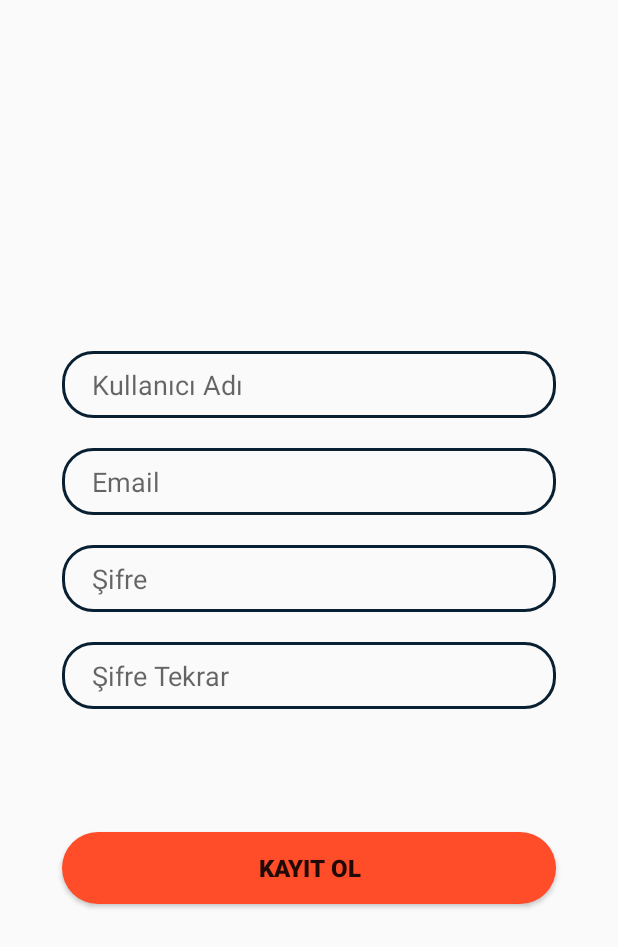
After one commit to muni00/petrichor-music, an Android app: the fragment signup_tab_fragment shown on its own in the app's theme, on a phone screen of 412 x 824 dp. The commit adds this screen. Shown: the top 947 px of the screen. Run offline under Robolectric (Android 15) with nearby library versions, the phone set to English and light mode, and no system bars.

Commit message:
login design
login sayfa tasımları ilerletildi

```diff
--- a/MuzikOneriUygulamasi/app/build.gradle
+++ b/MuzikOneriUygulamasi/app/build.gradle
@@ -42,6 +42,7 @@ dependencies {
     implementation 'androidx.appcompat:appcompat:1.3.1'
     implementation 'com.google.android.material:material:1.4.0'
     implementation 'androidx.constraintlayout:constraintlayout:2.1.1'
+    implementation 'androidx.legacy:legacy-support-v4:1.0.0'
     testImplementation 'junit:junit:4.+'
     androidTestImplementation 'androidx.test.ext:junit:1.1.3'
     androidTestImplementation 'androidx.test.espresso:espresso-core:3.4.0'
--- /dev/null
+++ b/MuzikOneriUygulamasi/app/src/main/java/com/muazzeznihalbahadir/muzikoneriuygulamasi/signup_tab_fragment.kt
@@ -0,0 +1,59 @@
+package com.muazzeznihalbahadir.muzikoneriuygulamasi
+
+import android.os.Bundle
+import androidx.fragment.app.Fragment
+import android.view.LayoutInflater
+import android.view.View
+import android.view.ViewGroup
+
+// TODO: Rename parameter arguments, choose names that match
+// the fragment initialization parameters, e.g. ARG_ITEM_NUMBER
+private const val ARG_PARAM1 = "param1"
+private const val ARG_PARAM2 = "param2"
+
+/**
+ * A simple [Fragment] subclass.
+ * Use the [signup_tab_fragment.newInstance] factory method to
+ * create an instance of this fragment.
+ */
+class signup_tab_fragment : Fragment() {
+    // TODO: Rename and change types of parameters
+    private var param1: String? = null
+    private var param2: String? = null
+
+    override fun onCreate(savedInstanceState: Bundle?) {
+        super.onCreate(savedInstanceState)
+        arguments?.let {
+            param1 = it.getString(ARG_PARAM1)
+            param2 = it.getString(ARG_PARAM2)
+        }
+    }
+
+    override fun onCreateView(
+        inflater: LayoutInflater, container: ViewGroup?,
+        savedInstanceState: Bundle?
+    ): View? {
+        // Inflate the layout for this fragment
+        return inflater.inflate(R.layout.fragment_signup_tab_fragment, container, false)
+    }
+
+    companion object {
+        /**
+         * Use this factory method to create a new instance of
+         * this fragment using the provided parameters.
+         *
+         * @param param1 Parameter 1.
+         * @param param2 Parameter 2.
+         * @return A new instance of fragment signup_tab_fragment.
+         */
+        // TODO: Rename and change types and number of parameters
+        @JvmStatic
+        fun newInstance(param1: String, param2: String) =
+            signup_tab_fragment().apply {
+                arguments = Bundle().apply {
+                    putString(ARG_PARAM1, param1)
+                    putString(ARG_PARAM2, param2)
+                }
+            }
+    }
+}
--- /dev/null
+++ b/MuzikOneriUygulamasi/app/src/main/res/drawable/button_bg.xml
@@ -0,0 +1,5 @@
+<?xml version="1.0" encoding="utf-8"?>
+<shape xmlns:android="http://schemas.android.com/apk/res/android">
+<corners android:radius="30dp"/>
+    <solid android:color="@color/redOrange"/>
+</shape>
--- /dev/null
+++ b/MuzikOneriUygulamasi/app/src/main/res/drawable/edit_text_bg.xml
@@ -0,0 +1,6 @@
+<?xml version="1.0" encoding="utf-8"?>
+<shape xmlns:android="http://schemas.android.com/apk/res/android">
+    <corners android:radius="20dp"/>
+    <stroke android:width="2dp"
+        android:color="@color/blackPearl"/>
+</shape>
--- /dev/null
+++ b/MuzikOneriUygulamasi/app/src/main/res/layout/fragment_signup_tab_fragment.xml
@@ -0,0 +1,95 @@
+<?xml version="1.0" encoding="utf-8"?>
+<androidx.constraintlayout.widget.ConstraintLayout
+    xmlns:android="http://schemas.android.com/apk/res/android"
+    xmlns:app="http://schemas.android.com/apk/res-auto"
+    xmlns:tools="http://schemas.android.com/tools"
+    android:layout_width="match_parent"
+    android:layout_height="match_parent"
+    tools:context=".signup_tab_fragment">
+
+
+    <EditText
+        android:id="@+id/user_name"
+        android:layout_width="0dp"
+        android:layout_height="wrap_content"
+        app:layout_constraintVertical_bias=".3"
+        app:layout_constraintHorizontal_bias=".5"
+        app:layout_constraintWidth_percent=".8"
+        android:background="@drawable/edit_text_bg"
+        android:hint="Kullanıcı Adı"
+        android:paddingLeft="20dp"
+        android:paddingTop="10dp"
+        android:paddingBottom="10dp"
+        app:layout_constraintBottom_toBottomOf="parent"
+        app:layout_constraintEnd_toEndOf="parent"
+        app:layout_constraintStart_toStartOf="parent"
+        app:layout_constraintTop_toTopOf="parent" />
+    <EditText
+        android:id="@+id/email"
+        android:layout_width="0dp"
+        android:layout_height="wrap_content"
+        app:layout_constraintWidth_percent=".8"
+        app:layout_constraintVertical_bias="0.0"
+        app:layout_constraintHorizontal_bias=".5"
+        android:background="@drawable/edit_text_bg"
+        android:layout_marginTop="20dp"
+        android:hint="Email"
+        android:paddingLeft="20dp"
+        android:paddingTop="10dp"
+        android:paddingBottom="10dp"
+        app:layout_constraintBottom_toBottomOf="parent"
+        app:layout_constraintEnd_toEndOf="parent"
+        app:layout_constraintStart_toStartOf="parent"
+        app:layout_constraintTop_toBottomOf="@+id/user_name" />
+    <EditText
+        android:id="@+id/password"
+        android:layout_width="0dp"
+        android:layout_height="wrap_content"
+        app:layout_constraintWidth_percent=".8"
+        app:layout_constraintVertical_bias="0.0"
+        app:layout_constraintHorizontal_bias=".5"
+        android:background="@drawable/edit_text_bg"
+        android:layout_marginTop="20dp"
+        android:hint="Şifre"
+        android:paddingLeft="20dp"
+        android:paddingTop="10dp"
+        android:paddingBottom="10dp"
+        app:layout_constraintBottom_toBottomOf="parent"
+        app:layout_constraintEnd_toEndOf="parent"
+        app:layout_constraintStart_toStartOf="parent"
+        app:layout_constraintTop_toBottomOf="@+id/email" />
+    <EditText
+        android:id="@+id/password_rp"
+        android:layout_width="0dp"
+        android:layout_height="wrap_content"
+        app:layout_constraintWidth_percent=".8"
+        app:layout_constraintVertical_bias="0.0"
+        app:layout_constraintHorizontal_bias=".5"
+        android:layout_marginTop="20dp"
+        android:background="@drawable/edit_text_bg"
+        android:hint="Şifre Tekrar"
+        android:paddingLeft="20dp"
+        android:paddingTop="10dp"
+        android:paddingBottom="10dp"
+        app:layout_constraintBottom_toBottomOf="parent"
+        app:layout_constraintEnd_toEndOf="parent"
+        app:layout_constraintStart_toStartOf="parent"
+        app:layout_constraintTop_toBottomOf="@+id/password" />
+
+    <Button
+        android:id="@+id/button"
+        android:layout_width="0dp"
+        android:layout_height="wrap_content"
+        android:background="@drawable/button_bg"
+        android:text="KAYIT OL"
+        android:textSize="16sp"
+        android:textStyle="bold"
+        app:layout_constraintBottom_toBottomOf="parent"
+        app:layout_constraintEnd_toEndOf="parent"
+        app:layout_constraintStart_toStartOf="parent"
+        app:layout_constraintTop_toTopOf="parent"
+        app:layout_constraintVertical_bias="0.715"
+        app:layout_constraintWidth_percent=".8" />
+
+
+</androidx.constraintlayout.widget.ConstraintLayout>
--- a/MuzikOneriUygulamasi/app/src/main/res/values/colors.xml
+++ b/MuzikOneriUygulamasi/app/src/main/res/values/colors.xml
@@ -13,4 +13,6 @@
     <color name="pickledBluewood">#2C394B</color>
     <color name="sPinkedBluewood">#334756</color>
     <color name="redOrange">#FF4C29</color>
+    <color name="rock">#F3F0D7</color>
+
 </resources>
--- a/MuzikOneriUygulamasi/app/src/main/res/values/strings.xml
+++ b/MuzikOneriUygulamasi/app/src/main/res/values/strings.xml
@@ -1,3 +1,5 @@
 <resources>
     <string name="app_name">MuzikOneriUygulamasi</string>
+    <!-- TODO: Remove or change this placeholder text -->
+    <string name="hello_blank_fragment">Hello blank fragment</string>
 </resources>
--- a/MuzikOneriUygulamasi/build.gradle
+++ b/MuzikOneriUygulamasi/build.gradle
@@ -9,7 +9,7 @@ buildscript {
     }
     dependencies {
         classpath "com.android.tools.build:gradle:7.0.3"
-        classpath "org.jetbrains.kotlin:kotlin-gradle-plugin:1.5.31"
+        classpath 'org.jetbrains.kotlin:kotlin-gradle-plugin:1.6.0'
 
     }
 }
```
Also changed, not shown: MuzikOneriUygulamasi/app/src/main/AndroidManifest.xml (+4 -4 lines), MuzikOneriUygulamasi/app/src/main/java/com/muazzeznihalbahadir/muzikoneriuygulamasi/LoginActivity.kt (added, +11 -0 lines), MuzikOneriUygulamasi/app/src/main/java/com/muazzeznihalbahadir/muzikoneriuygulamasi/login_tab_fragment.kt (added, +59 -0 lines), MuzikOneriUygulamasi/app/src/main/res/drawable/view_bg.xml (added, +11 -0 lines), MuzikOneriUygulamasi/app/src/main/res/layout/activity_login.xml (added, +123 -0 lines), MuzikOneriUygulamasi/app/src/main/res/layout/fragment_login_tab_fragment.xml (added, +74 -0 lines), MuzikOneriUygulamasi/app/src/main/res/drawable-v24/facebook.png (added), MuzikOneriUygulamasi/app/src/main/res/drawable-v24/google.png (added), MuzikOneriUygulamasi/app/src/main/res/drawable-v24/twitter.png (added), MuzikOneriUygulamasi/app/src/main/res/drawable/img.png.
